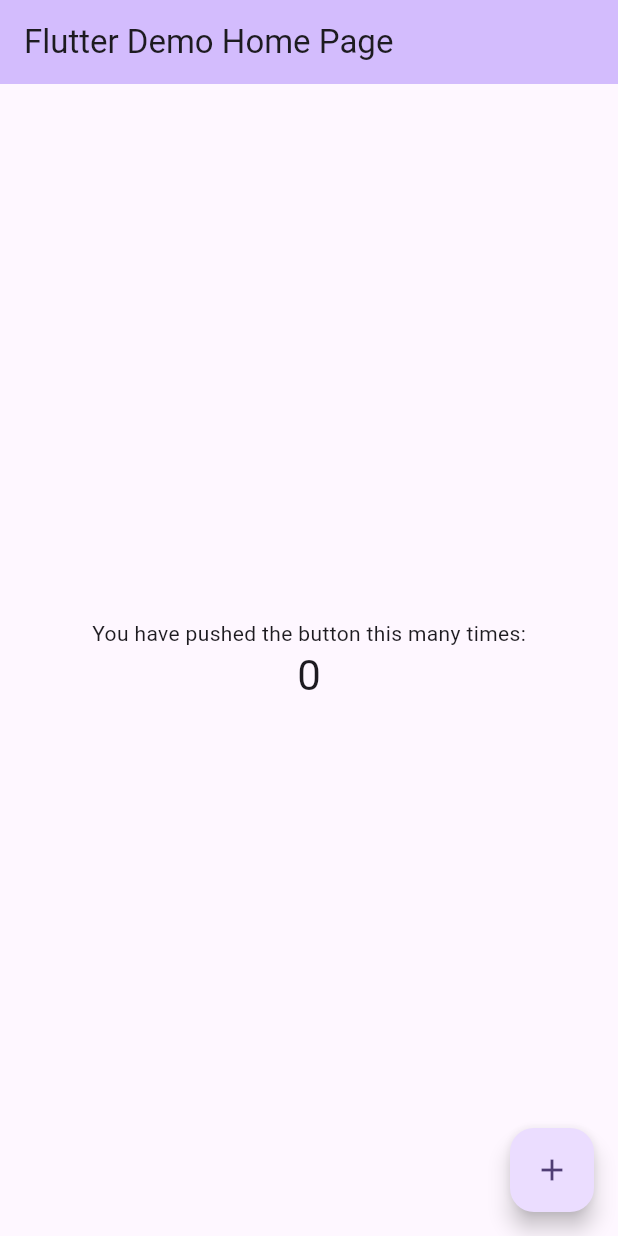
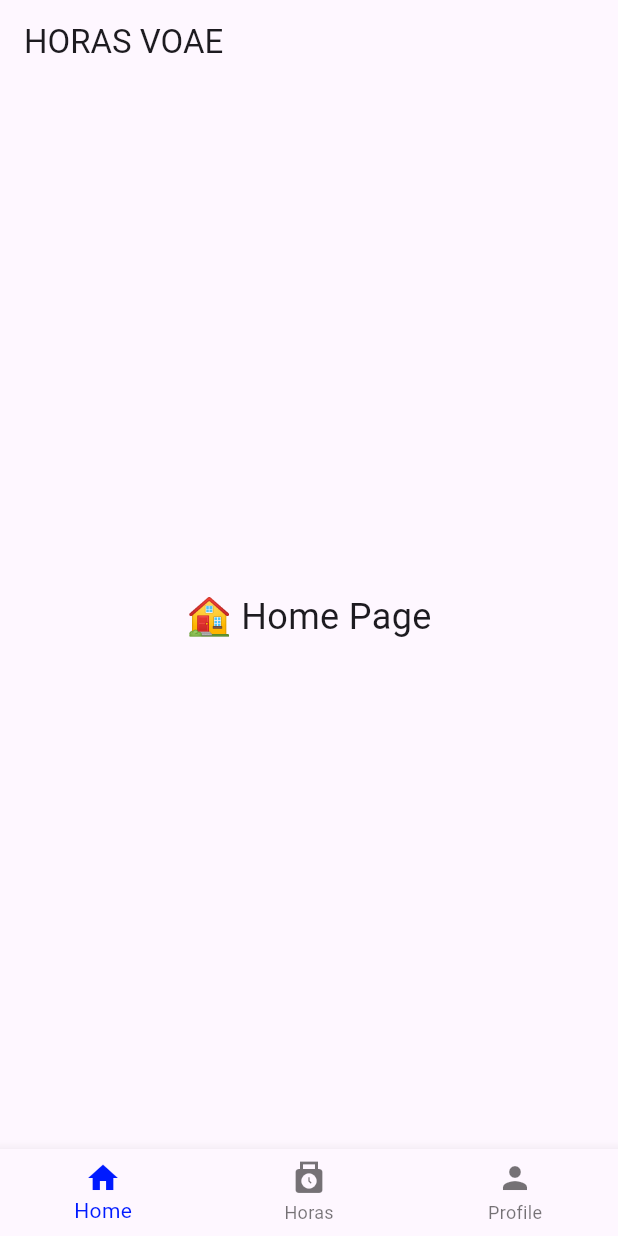
Before and after one commit to Jeffersontroches/Proyecto_lenguajes_programacion, a Flutter app: the screen it shows after launch, on a phone screen of 412 x 824 dp. Run offline on Flutter 3.47's test engine with Material 3 defaults, Android fonts, the phone set to English and light mode, and no system bars.

Commit message:
botton_navigation_bar

```diff
--- a/proyecto/lib/main.dart
+++ b/proyecto/lib/main.dart
@@ -1,122 +1,11 @@
 import 'package:flutter/material.dart';
+import 'package:proyecto/screens/botton_nav_bar.dart';
 
-void main() {
-  runApp(const MyApp());
-}
+void main() => runApp(MyApp());
 
 class MyApp extends StatelessWidget {
-  const MyApp({super.key});
-
-  // This widget is the root of your application.
   @override
   Widget build(BuildContext context) {
-    return MaterialApp(
-      title: 'Flutter Demo',
-      theme: ThemeData(
-        // This is the theme of your application.
-        //
-        // TRY THIS: Try running your application with "flutter run". You'll see
-        // the application has a purple toolbar. Then, without quitting the app,
-        // try changing the seedColor in the colorScheme below to Colors.green
-        // and then invoke "hot reload" (save your changes or press the "hot
-        // reload" button in a Flutter-supported IDE, or press "r" if you used
-        // the command line to start the app).
-        //
-        // Notice that the counter didn't reset back to zero; the application
-        // state is not lost during the reload. To reset the state, use hot
-        // restart instead.
-        //
-        // This works for code too, not just values: Most code changes can be
-        // tested with just a hot reload.
-        colorScheme: ColorScheme.fromSeed(seedColor: Colors.deepPurple),
-      ),
-      home: const MyHomePage(title: 'Flutter Demo Home Page'),
-    );
+    return MaterialApp(title: 'Bottom Nav Demo', home: BottomNavScreen());
   }
 }
-
-class MyHomePage extends StatefulWidget {
-  const MyHomePage({super.key, required this.title});
-
-  // This widget is the home page of your application. It is stateful, meaning
-  // that it has a State object (defined below) that contains fields that affect
-  // how it looks.
-
-  // This class is the configuration for the state. It holds the values (in this
-  // case the title) provided by the parent (in this case the App widget) and
-  // used by the build method of the State. Fields in a Widget subclass are
-  // always marked "final".
-
-  final String title;
-
-  @override
-  State<MyHomePage> createState() => _MyHomePageState();
-}
-
-class _MyHomePageState extends State<MyHomePage> {
-  int _counter = 0;
-
-  void _incrementCounter() {
-    setState(() {
-      // This call to setState tells the Flutter framework that something has
-      // changed in this State, which causes it to rerun the build method below
-      // so that the display can reflect the updated values. If we changed
-      // _counter without calling setState(), then the build method would not be
-      // called again, and so nothing would appear to happen.
-      _counter++;
-    });
-  }
-
-  @override
-  Widget build(BuildContext context) {
-    // This method is rerun every time setState is called, for instance as done
-    // by the _incrementCounter method above.
-    //
-    // The Flutter framework has been optimized to make rerunning build methods
-    // fast, so that you can just rebuild anything that needs updating rather
-    // than having to individually change instances of widgets.
-    return Scaffold(
-      appBar: AppBar(
-        // TRY THIS: Try changing the color here to a specific color (to
-        // Colors.amber, perhaps?) and trigger a hot reload to see the AppBar
-        // change color while the other colors stay the same.
-        backgroundColor: Theme.of(context).colorScheme.inversePrimary,
-        // Here we take the value from the MyHomePage object that was created by
-        // the App.build method, and use it to set our appbar title.
-        title: Text(widget.title),
-      ),
-      body: Center(
-        // Center is a layout widget. It takes a single child and positions it
-        // in the middle of the parent.
-        child: Column(
-          // Column is also a layout widget. It takes a list of children and
-          // arranges them vertically. By default, it sizes itself to fit its
-          // children horizontally, and tries to be as tall as its parent.
-          //
-          // Column has various properties to control how it sizes itself and
-          // how it positions its children. Here we use mainAxisAlignment to
-          // center the children vertically; the main axis here is the vertical
-          // axis because Columns are vertical (the cross axis would be
-          // horizontal).
-          //
-          // TRY THIS: Invoke "debug painting" (choose the "Toggle Debug Paint"
-          // action in the IDE, or press "p" in the console), to see the
-          // wireframe for each widget.
-          mainAxisAlignment: MainAxisAlignment.center,
-          children: <Widget>[
-            const Text('You have pushed the button this many times:'),
-            Text(
-              '$_counter',
-              style: Theme.of(context).textTheme.headlineMedium,
-            ),
-          ],
-        ),
-      ),
-      floatingActionButton: FloatingActionButton(
-        onPressed: _incrementCounter,
-        tooltip: 'Increment',
-        child: const Icon(Icons.add),
-      ), // This trailing comma makes auto-formatting nicer for build methods.
-    );
-  }
-}
--- /dev/null
+++ b/proyecto/lib/pages/home_Page.dart
@@ -0,0 +1,8 @@
+import 'package:flutter/material.dart';
+
+class HomePage extends StatelessWidget {
+  @override
+  Widget build(BuildContext context) {
+    return Center(child: Text('🏠 Home Page', style: TextStyle(fontSize: 24)));
+  }
+}
--- /dev/null
+++ b/proyecto/lib/pages/horas_page.dart
@@ -0,0 +1,8 @@
+import 'package:flutter/material.dart';
+
+class HorasPage extends StatelessWidget {
+  @override
+  Widget build(BuildContext context) {
+    return Center(child: Text('⏰ Horas Page', style: TextStyle(fontSize: 24)));
+  }
+}
--- /dev/null
+++ b/proyecto/lib/pages/profile_page.dart
@@ -0,0 +1,10 @@
+import 'package:flutter/material.dart';
+
+class ProfilePage extends StatelessWidget {
+  @override
+  Widget build(BuildContext context) {
+    return Center(
+      child: Text('👤 Profile Page', style: TextStyle(fontSize: 24)),
+    );
+  }
+}
--- /dev/null
+++ b/proyecto/lib/screens/botton_nav_bar.dart
@@ -0,0 +1,42 @@
+import 'package:flutter/material.dart';
+import 'package:proyecto/pages/home_Page.dart';
+import 'package:proyecto/pages/horas_page.dart';
+import 'package:proyecto/pages/profile_page.dart';
+
+class BottomNavScreen extends StatefulWidget {
+  @override
+  _BottomNavScreenState createState() => _BottomNavScreenState();
+}
+
+class _BottomNavScreenState extends State<BottomNavScreen> {
+  int _selectedIndex = 0;
+
+  static final List<Widget> _pages = [HomePage(), HorasPage(), ProfilePage()];
+
+  void _onItemTapped(int index) {
+    setState(() {
+      _selectedIndex = index;
+    });
+  }
+
+  @override
+  Widget build(BuildContext context) {
+    return Scaffold(
+      appBar: AppBar(title: Text('HORAS VOAE')),
+      body: _pages[_selectedIndex],
+      bottomNavigationBar: BottomNavigationBar(
+        currentIndex: _selectedIndex,
+        selectedItemColor: const Color.fromARGB(255, 0, 26, 255),
+        onTap: _onItemTapped,
+        items: const [
+          BottomNavigationBarItem(icon: Icon(Icons.home), label: 'Home'),
+          BottomNavigationBarItem(
+            icon: Icon(Icons.punch_clock),
+            label: 'Horas',
+          ),
+          BottomNavigationBarItem(icon: Icon(Icons.person), label: 'Profile'),
+        ],
+      ),
+    );
+  }
+}
```
Also changed, not shown: 3 other files.
